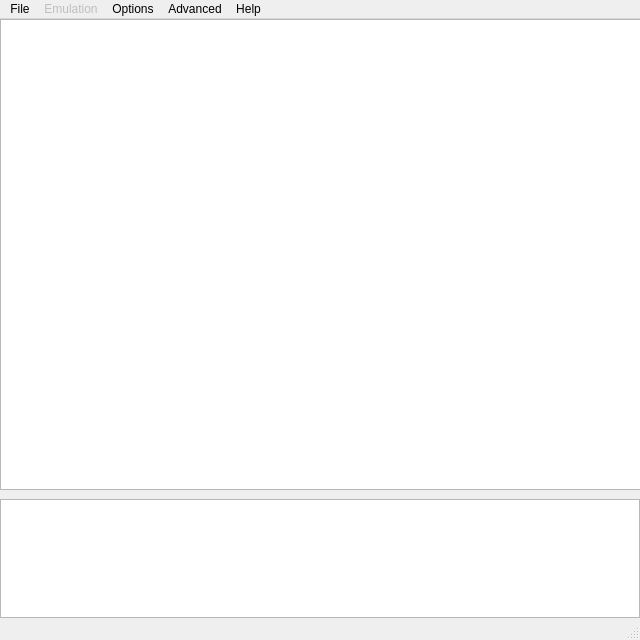
r52/op64, file op64-qt/qop64window.ui: the form before one commit.
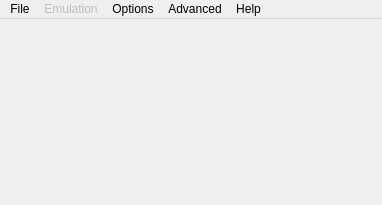
The form after the commit.

Commit message: Redo log window

```diff
--- a/op64-qt/qop64window.ui
+++ b/op64-qt/qop64window.ui
@@ -6,8 +6,8 @@
    <rect>
     <x>0</x>
     <y>0</y>
-    <width>640</width>
-    <height>640</height>
+    <width>382</width>
+    <height>205</height>
    </rect>
   </property>
   <property name="sizePolicy">
@@ -16,37 +16,28 @@
     <verstretch>0</verstretch>
    </sizepolicy>
   </property>
+  <property name="minimumSize">
+   <size>
+    <width>382</width>
+    <height>205</height>
+   </size>
+  </property>
+  <property name="maximumSize">
+   <size>
+    <width>382</width>
+    <height>205</height>
+   </size>
+  </property>
   <property name="windowTitle">
    <string>op64</string>
   </property>
-  <widget class="QWidget" name="centralWidget">
-   <widget class="QPlainTextEdit" name="debugEdit">
-    <property name="geometry">
-     <rect>
-      <x>0</x>
-      <y>480</y>
-      <width>640</width>
-      <height>119</height>
-     </rect>
-    </property>
-   </widget>
-   <widget class="QListWidget" name="listWidget">
-    <property name="geometry">
-     <rect>
-      <x>0</x>
-      <y>0</y>
-      <width>641</width>
-      <height>471</height>
-     </rect>
-    </property>
-   </widget>
-  </widget>
+  <widget class="QWidget" name="centralWidget"/>
   <widget class="QMenuBar" name="menuBar">
    <property name="geometry">
     <rect>
      <x>0</x>
      <y>0</y>
-     <width>640</width>
+     <width>382</width>
      <height>21</height>
     </rect>
    </property>
@@ -102,7 +93,11 @@
    <addaction name="menuAdvanced"/>
    <addaction name="menuHelp"/>
   </widget>
-  <widget class="QStatusBar" name="statusBar"/>
+  <widget class="QStatusBar" name="statusBar">
+   <property name="sizeGripEnabled">
+    <bool>false</bool>
+   </property>
+  </widget>
   <action name="actionOpen_ROM">
    <property name="text">
     <string>Open ROM</string>
```
The commit also changes 4 other files.
